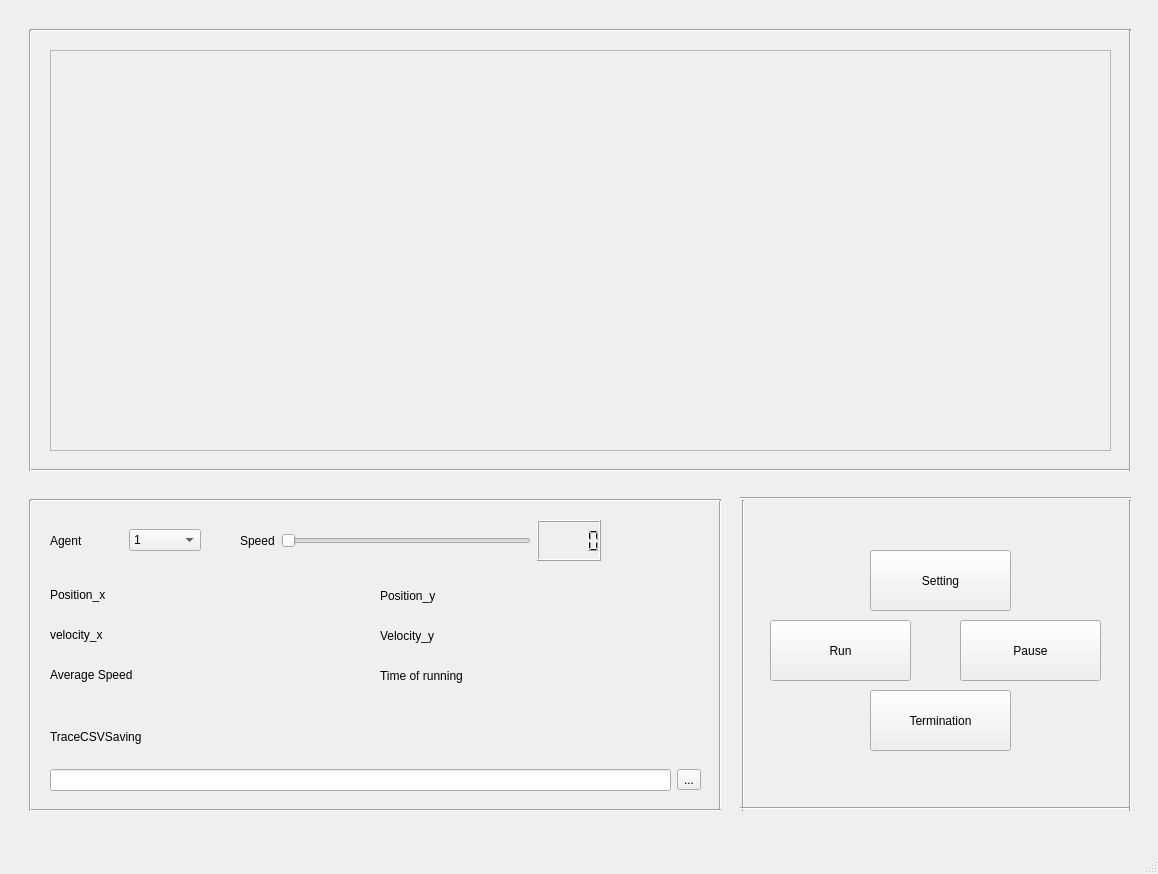
The window that pypeds/gui/ui/mainwindow_main.ui (my-HenryS/pypeds) describes before a commit, drawn with Qt 5.
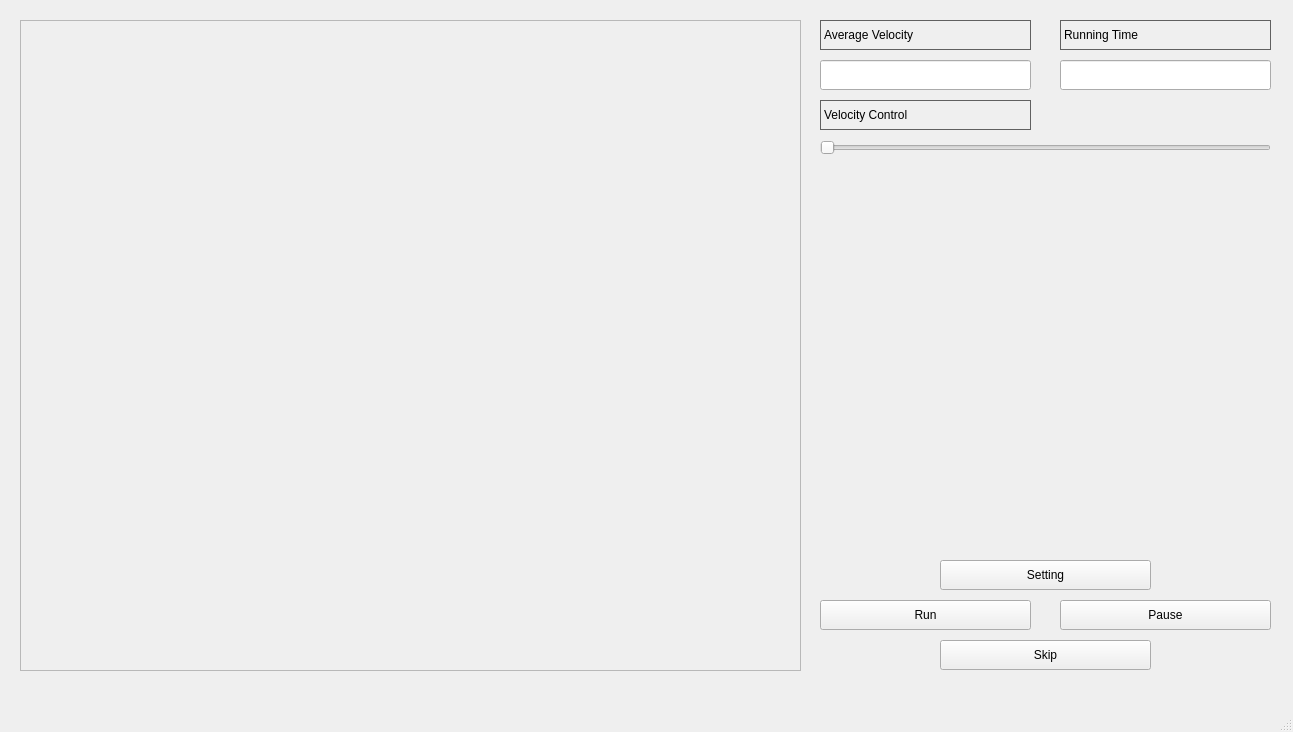
The same window after the commit.

```diff
--- a/pypeds/gui/ui/mainwindow_main.ui
+++ b/pypeds/gui/ui/mainwindow_main.ui
@@ -6,141 +6,21 @@
    <rect>
     <x>0</x>
     <y>0</y>
-    <width>1158</width>
-    <height>874</height>
+    <width>1293</width>
+    <height>732</height>
    </rect>
   </property>
   <property name="windowTitle">
    <string>MainWindow</string>
   </property>
   <widget class="QWidget" name="centralwidget">
-   <widget class="QLabel" name="label_6">
-    <property name="geometry">
-     <rect>
-      <x>50</x>
-      <y>580</y>
-      <width>71</width>
-      <height>29</height>
-     </rect>
-    </property>
-    <property name="text">
-     <string>Position_x</string>
-    </property>
-   </widget>
-   <widget class="Line" name="line_12">
-    <property name="geometry">
-     <rect>
-      <x>710</x>
-      <y>500</y>
-      <width>20</width>
-      <height>311</height>
-     </rect>
-    </property>
-    <property name="orientation">
-     <enum>Qt::Vertical</enum>
-    </property>
-   </widget>
-   <widget class="QLabel" name="label_9">
-    <property name="geometry">
-     <rect>
-      <x>380</x>
-      <y>620</y>
-      <width>71</width>
-      <height>31</height>
-     </rect>
-    </property>
-    <property name="text">
-     <string>Velocity_y</string>
-    </property>
-   </widget>
-   <widget class="Line" name="line_9">
-    <property name="geometry">
-     <rect>
-      <x>30</x>
-      <y>800</y>
-      <width>691</width>
-      <height>20</height>
-     </rect>
-    </property>
-    <property name="orientation">
-     <enum>Qt::Horizontal</enum>
-    </property>
-   </widget>
-   <widget class="QLabel" name="label_15">
-    <property name="geometry">
-     <rect>
-      <x>50</x>
-      <y>660</y>
-      <width>116</width>
-      <height>29</height>
-     </rect>
-    </property>
-    <property name="text">
-     <string>Average Speed    </string>
-    </property>
-   </widget>
-   <widget class="QLabel" name="label_14">
-    <property name="geometry">
-     <rect>
-      <x>380</x>
-      <y>660</y>
-      <width>108</width>
-      <height>31</height>
-     </rect>
-    </property>
-    <property name="text">
-     <string>Time of running</string>
-    </property>
-   </widget>
-   <widget class="Line" name="line_10">
-    <property name="geometry">
-     <rect>
-      <x>30</x>
-      <y>490</y>
-      <width>691</width>
-      <height>20</height>
-     </rect>
-    </property>
-    <property name="orientation">
-     <enum>Qt::Horizontal</enum>
-    </property>
-   </widget>
-   <widget class="QWidget" name="gridLayoutWidget">
-    <property name="geometry">
-     <rect>
-      <x>50</x>
-      <y>710</y>
-      <width>651</width>
-      <height>81</height>
-     </rect>
-    </property>
-    <layout class="QGridLayout" name="gridLayout_3">
-     <item row="1" column="0">
-      <widget class="QLineEdit" name="lineEdit"/>
-     </item>
-     <item row="1" column="1">
-      <widget class="QToolButton" name="toolButton">
-       <property name="text">
-        <string>...</string>
-       </property>
-      </widget>
-     </item>
-     <item row="0" column="0">
-      <widget class="QLabel" name="label_5">
-       <property name="text">
-        <string>TraceCSVSaving</string>
-       </property>
-      </widget>
-     </item>
-    </layout>
-   </widget>
    <widget class="QScrollArea" name="scrollArea">
     <property name="geometry">
      <rect>
-      <x>50</x>
-      <y>50</y>
-      <width>1061</width>
-      <height>401</height>
+      <x>20</x>
+      <y>20</y>
+      <width>781</width>
+      <height>651</height>
      </rect>
     </property>
     <property name="widgetResizable">
@@ -151,183 +31,19 @@
       <rect>
        <x>0</x>
        <y>0</y>
-       <width>1059</width>
-       <height>399</height>
+       <width>779</width>
+       <height>649</height>
       </rect>
      </property>
     </widget>
    </widget>
-   <widget class="QLabel" name="label_8">
+   <widget class="QPushButton" name="pushButton_11">
     <property name="geometry">
      <rect>
-      <x>50</x>
-      <y>620</y>
-      <width>68</width>
-      <height>29</height>
-     </rect>
-    </property>
-    <property name="text">
-     <string>velocity_x</string>
-    </property>
-   </widget>
-   <widget class="QWidget" name="horizontalLayoutWidget_3">
-    <property name="geometry">
-     <rect>
-      <x>50</x>
-      <y>520</y>
-      <width>151</width>
-      <height>41</height>
-     </rect>
-    </property>
-    <layout class="QHBoxLayout" name="horizontalLayout_3">
-     <item>
-      <widget class="QLabel" name="label_10">
-       <property name="text">
-        <string>Agent</string>
-       </property>
-      </widget>
-     </item>
-     <item>
-      <widget class="QComboBox" name="comboBox_3">
-       <item>
-        <property name="text">
-         <string>1</string>
-        </property>
-       </item>
-       <item>
-        <property name="text">
-         <string>2</string>
-        </property>
-       </item>
-       <item>
-        <property name="text">
-         <string>3</string>
-        </property>
-       </item>
-       <item>
-        <property name="text">
-         <string>4</string>
-        </property>
-       </item>
-       <item>
-        <property name="text">
-         <string>5</string>
-        </property>
-       </item>
-       <item>
-        <property name="text">
-         <string>6</string>
-        </property>
-       </item>
-       <item>
-        <property name="text">
-         <string>7</string>
-        </property>
-       </item>
-       <item>
-        <property name="text">
-         <string>8</string>
-        </property>
-       </item>
-       <item>
-        <property name="text">
-         <string>9</string>
-        </property>
-       </item>
-       <item>
-        <property name="text">
-         <string>10</string>
-        </property>
-       </item>
-      </widget>
-     </item>
-    </layout>
-   </widget>
-   <widget class="Line" name="line_11">
-    <property name="geometry">
-     <rect>
-      <x>20</x>
-      <y>500</y>
-      <width>20</width>
-      <height>311</height>
-     </rect>
-    </property>
-    <property name="orientation">
-     <enum>Qt::Vertical</enum>
-    </property>
-   </widget>
-   <widget class="QLabel" name="label_7">
-    <property name="geometry">
-     <rect>
-      <x>380</x>
-      <y>580</y>
-      <width>81</width>
-      <height>31</height>
-     </rect>
-    </property>
-    <property name="text">
-     <string>Position_y</string>
-    </property>
-   </widget>
-   <widget class="Line" name="line_13">
-    <property name="geometry">
-     <rect>
-      <x>30</x>
-      <y>460</y>
-      <width>1101</width>
-      <height>20</height>
-     </rect>
-    </property>
-    <property name="orientation">
-     <enum>Qt::Horizontal</enum>
-    </property>
-   </widget>
-   <widget class="Line" name="line_14">
-    <property name="geometry">
-     <rect>
-      <x>30</x>
-      <y>20</y>
-      <width>1101</width>
-      <height>20</height>
-     </rect>
-    </property>
-    <property name="orientation">
-     <enum>Qt::Horizontal</enum>
-    </property>
-   </widget>
-   <widget class="Line" name="line">
-    <property name="geometry">
-     <rect>
-      <x>20</x>
-      <y>30</y>
-      <width>20</width>
-      <height>441</height>
-     </rect>
-    </property>
-    <property name="orientation">
-     <enum>Qt::Vertical</enum>
-    </property>
-   </widget>
-   <widget class="Line" name="line_2">
-    <property name="geometry">
-     <rect>
-      <x>1120</x>
-      <y>30</y>
-      <width>20</width>
-      <height>441</height>
-     </rect>
-    </property>
-    <property name="orientation">
-     <enum>Qt::Vertical</enum>
-    </property>
-   </widget>
-   <widget class="QPushButton" name="pushButton">
-    <property name="geometry">
-     <rect>
-      <x>870</x>
-      <y>550</y>
-      <width>141</width>
-      <height>61</height>
+      <x>940</x>
+      <y>560</y>
+      <width>211</width>
+      <height>30</height>
      </rect>
     </property>
     <property name="text">
@@ -337,200 +53,155 @@
    <widget class="QPushButton" name="pushButton_2">
     <property name="geometry">
      <rect>
-      <x>770</x>
-      <y>620</y>
-      <width>141</width>
-      <height>61</height>
-     </rect>
-    </property>
-    <property name="text">
-     <string>Run</string>
-    </property>
-   </widget>
-   <widget class="QPushButton" name="pushButton_3">
-    <property name="geometry">
-     <rect>
-      <x>870</x>
-      <y>690</y>
-      <width>141</width>
-      <height>61</height>
-     </rect>
-    </property>
-    <property name="text">
-     <string>Termination</string>
-    </property>
-   </widget>
-   <widget class="QPushButton" name="pushButton_4">
-    <property name="geometry">
-     <rect>
-      <x>960</x>
-      <y>620</y>
-      <width>141</width>
-      <height>61</height>
+      <x>1060</x>
+      <y>600</y>
+      <width>211</width>
+      <height>30</height>
      </rect>
     </property>
     <property name="text">
      <string>Pause</string>
     </property>
    </widget>
-   <widget class="Line" name="line_3">
+   <widget class="QPushButton" name="pushButton_13">
     <property name="geometry">
      <rect>
-      <x>733</x>
-      <y>500</y>
-      <width>20</width>
-      <height>311</height>
+      <x>820</x>
+      <y>600</y>
+      <width>211</width>
+      <height>30</height>
      </rect>
     </property>
-    <property name="orientation">
-     <enum>Qt::Vertical</enum>
-    </property>
-   </widget>
-   <widget class="Line" name="line_4">
-    <property name="geometry">
-     <rect>
-      <x>740</x>
-      <y>490</y>
-      <width>391</width>
-      <height>16</height>
-     </rect>
-    </property>
-    <property name="orientation">
-     <enum>Qt::Horizontal</enum>
-    </property>
-   </widget>
-   <widget class="Line" name="line_5">
-    <property name="geometry">
-     <rect>
-      <x>740</x>
-      <y>800</y>
-      <width>391</width>
-      <height>16</height>
-     </rect>
-    </property>
-    <property name="orientation">
-     <enum>Qt::Horizontal</enum>
-    </property>
-   </widget>
-   <widget class="Line" name="line_6">
-    <property name="geometry">
-     <rect>
-      <x>1120</x>
-      <y>500</y>
-      <width>20</width>
-      <height>311</height>
-     </rect>
-    </property>
-    <property name="orientation">
-     <enum>Qt::Vertical</enum>
-    </property>
-   </widget>
-   <widget class="QLabel" name="label">
-    <property name="geometry">
-     <rect>
-      <x>140</x>
-      <y>580</y>
-      <width>131</width>
-      <height>31</height>
-     </rect>
-    </property>
     <property name="text">
-     <string/>
+     <string>Run</string>
     </property>
    </widget>
-   <widget class="QLabel" name="label_2">
+   <widget class="QPushButton" name="pushButton_14">
     <property name="geometry">
      <rect>
-      <x>140</x>
-      <y>620</y>
-      <width>131</width>
-      <height>31</height>
+      <x>940</x>
+      <y>640</y>
+      <width>211</width>
+      <height>30</height>
      </rect>
     </property>
     <property name="text">
-     <string/>
+     <string>Skip</string>
     </property>
    </widget>
    <widget class="QLabel" name="label_3">
     <property name="geometry">
      <rect>
-      <x>160</x>
-      <y>660</y>
-      <width>131</width>
-      <height>31</height>
+      <x>820</x>
+      <y>20</y>
+      <width>211</width>
+      <height>30</height>
      </rect>
     </property>
+    <property name="styleSheet">
+     <string notr="true">QLabel{
+
+     border-width: 1px;
+
+     border-style: solid;
+
+     border-color: rgb(96, 96, 96);
+
+}</string>
+    </property>
     <property name="text">
-     <string/>
+     <string>Average Velocity</string>
+    </property>
+    <property name="margin">
+     <number>-1</number>
     </property>
    </widget>
    <widget class="QLabel" name="label_4">
     <property name="geometry">
      <rect>
-      <x>500</x>
-      <y>660</y>
-      <width>131</width>
-      <height>31</height>
+      <x>1060</x>
+      <y>20</y>
+      <width>211</width>
+      <height>30</height>
      </rect>
     </property>
+    <property name="styleSheet">
+     <string notr="true">QLabel{
+
+     border-width: 1px;
+
+     border-style: solid;
+
+     border-color: rgb(96, 96, 96);
+
+}</string>
+    </property>
     <property name="text">
-     <string/>
+     <string>Running Time</string>
     </property>
+    <property name="margin">
+     <number>-1</number>
+    </property>
    </widget>
-   <widget class="QLabel" name="label_11">
+   <widget class="QLineEdit" name="lineEdit">
     <property name="geometry">
      <rect>
-      <x>460</x>
-      <y>620</y>
-      <width>131</width>
-      <height>31</height>
+      <x>820</x>
+      <y>60</y>
+      <width>211</width>
+      <height>30</height>
      </rect>
     </property>
-    <property name="text">
-     <string/>
+   </widget>
+   <widget class="QLineEdit" name="lineEdit_2">
+    <property name="geometry">
+     <rect>
+      <x>1060</x>
+      <y>60</y>
+      <width>211</width>
+      <height>30</height>
+     </rect>
     </property>
    </widget>
-   <widget class="QLabel" name="label_12">
+   <widget class="QLabel" name="label_5">
     <property name="geometry">
      <rect>
-      <x>460</x>
-      <y>580</y>
-      <width>131</width>
-      <height>31</height>
+      <x>820</x>
+      <y>100</y>
+      <width>211</width>
+      <height>30</height>
      </rect>
     </property>
+    <property name="styleSheet">
+     <string notr="true">QLabel{
+
+     border-width: 1px;
+
+     border-style: solid;
+
+     border-color: rgb(96, 96, 96);
+
+}</string>
+    </property>
     <property name="text">
-     <string/>
+     <string>Velocity Control</string>
     </property>
+    <property name="margin">
+     <number>-1</number>
+    </property>
    </widget>
-   <widget class="QWidget" name="horizontalLayoutWidget">
+   <widget class="QSlider" name="horizontalSlider">
     <property name="geometry">
      <rect>
-      <x>240</x>
-      <y>520</y>
-      <width>361</width>
-      <height>41</height>
+      <x>820</x>
+      <y>140</y>
+      <width>451</width>
+      <height>16</height>
      </rect>
     </property>
-    <layout class="QHBoxLayout" name="horizontalLayout">
-     <item>
-      <widget class="QLabel" name="label_13">
-       <property name="text">
-        <string>Speed</string>
-       </property>
-      </widget>
-     </item>
-     <item>
-      <widget class="QSlider" name="horizontalSlider">
-       <property name="orientation">
-        <enum>Qt::Horizontal</enum>
-       </property>
-      </widget>
-     </item>
-     <item>
-      <widget class="QLCDNumber" name="lcdNumber"/>
-     </item>
-    </layout>
+    <property name="orientation">
+     <enum>Qt::Horizontal</enum>
+    </property>
    </widget>
   </widget>
   <widget class="QMenuBar" name="menubar">
```
Left out of the diff: 4 changed lines with no effect on the pictures.
